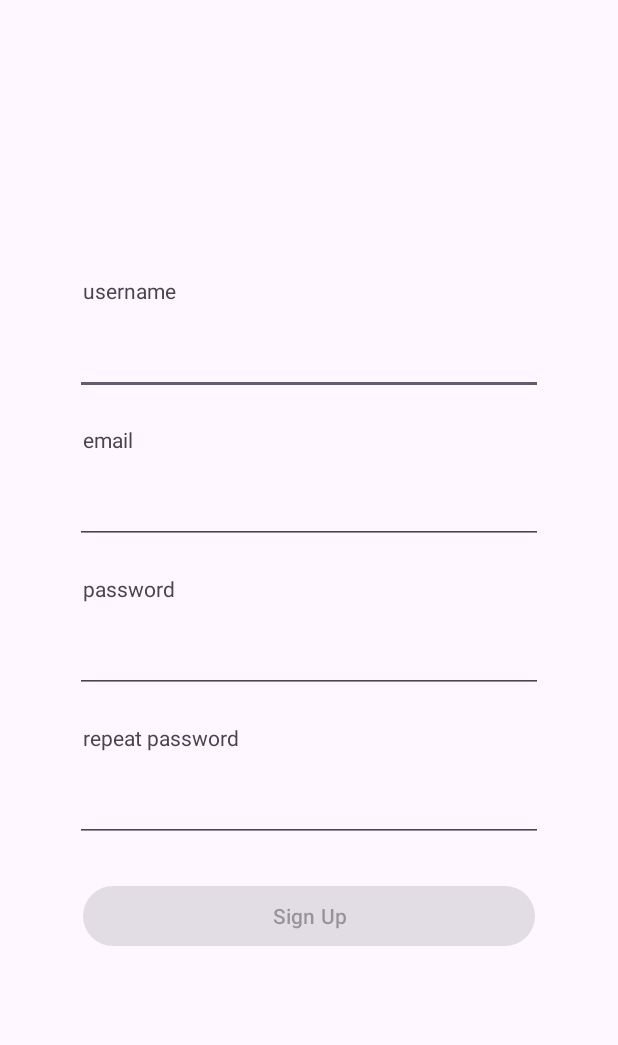
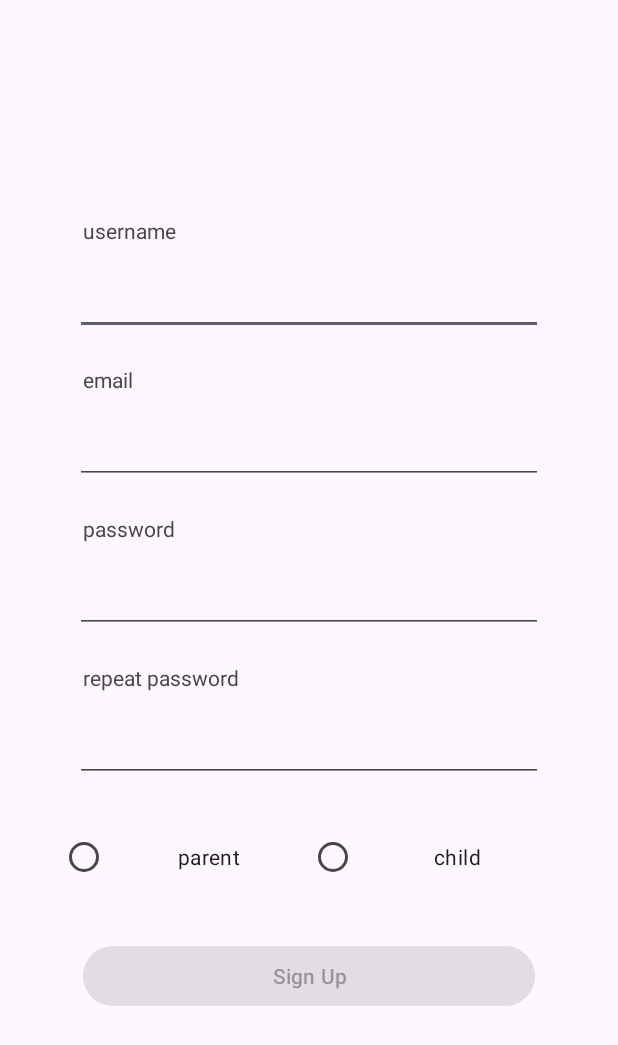
Before and after one commit to neliudochka/antichild, an Android app: the fragment SignUpFragment shown on its own in the app's theme, on a phone screen of 412 x 824 dp. Shown: the top 1045 px of the screen. Run offline under Robolectric (Android 15) with nearby library versions, the phone set to English and light mode, and no system bars; our stand-ins replace Firebase (no records; nobody signed in at launch, a user with empty details on screens opened directly).

Commit message:
Update Sign Up layout to match new auth logic: - add RadioGroup to choose role; - add TextViews to fill advance field depending on role.

```diff
--- a/app/src/main/res/layout/fragment_sign_up.xml
+++ b/app/src/main/res/layout/fragment_sign_up.xml
@@ -81,6 +81,65 @@
             android:padding="5dp"
             android:layout_margin="10dp" />
 
+        <RadioGroup
+            android:id="@+id/role_group"
+            android:layout_width="match_parent"
+            android:layout_height="wrap_content"
+            android:orientation="horizontal"
+            android:layout_marginTop="16dp"
+            android:layout_marginBottom="16dp">
+
+            <RadioButton
+                android:id="@+id/role_parent"
+                android:layout_width="0dp"
+                android:layout_height="wrap_content"
+                android:layout_weight="1"
+                android:text="parent"
+                android:gravity="center"/>
+
+            <RadioButton
+                android:id="@+id/role_child"
+                android:layout_width="0dp"
+                android:layout_height="wrap_content"
+                android:layout_weight="1"
+                android:text="child"
+                android:gravity="center"/>
+        </RadioGroup>
+
+        <TextView
+            android:id="@+id/access_password_text"
+            android:layout_width="wrap_content"
+            android:layout_height="wrap_content"
+            android:layout_marginTop="16dp"
+            android:layout_marginBottom="10dp"
+            android:text="access password"
+            android:visibility="gone"/>
+
+        <EditText
+            android:id="@+id/access_password"
+            android:layout_width="match_parent"
+            android:layout_height="40dp"
+            android:inputType="textPassword"
+            android:padding="5dp"
+            android:visibility="gone"/>
+
+        <TextView
+            android:id="@+id/parent_email_text"
+            android:layout_width="wrap_content"
+            android:layout_height="wrap_content"
+            android:layout_marginTop="16dp"
+            android:layout_marginBottom="10dp"
+            android:text="parent email"
+            android:visibility="gone"/>
+
+        <EditText
+            android:id="@+id/parent_email"
+            android:layout_width="match_parent"
+            android:layout_height="40dp"
+            android:inputType="textEmailAddress"
+            android:padding="5dp"
+            android:visibility="gone"/>
+
         <Button
             android:id="@+id/sign_up_button"
             android:layout_width="match_parent"
```
